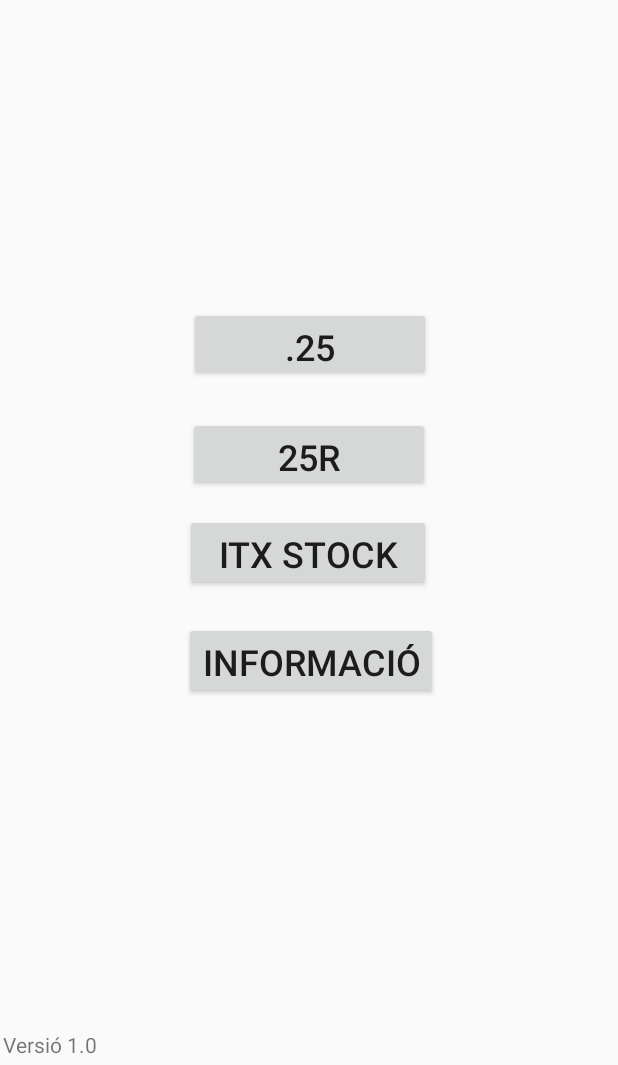
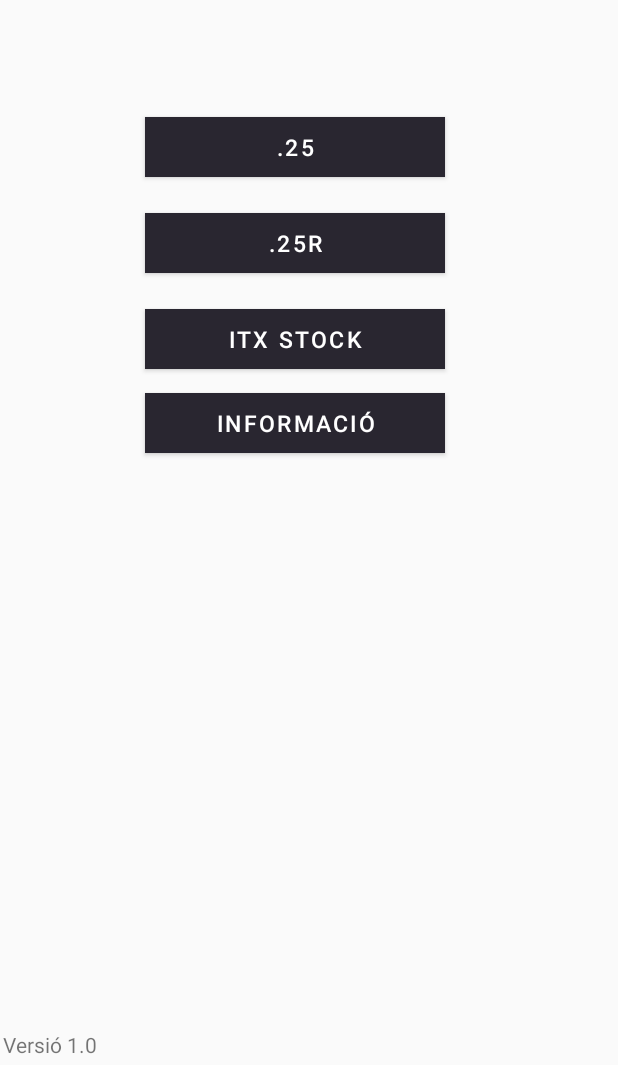
Before and after one commit to dsntta/M13.ProjecteFinal, an Android app: the screen it shows after launch (MainActivity), on a phone screen of 412 x 824 dp, the part 171-1236 px from its top. Run offline under Robolectric (Android 15) with nearby library versions, the phone set to English and light mode, and no system bars.

Commit message:
Modificació de Botons

```diff
--- a/Projecte Inditex/app/src/main/java/com/example/projecteinditex/MainActivity.java
+++ b/Projecte Inditex/app/src/main/java/com/example/projecteinditex/MainActivity.java
@@ -17,7 +17,7 @@ public class MainActivity extends AppCompatActivity {
     // Método per accedir a l'opció de resposició (.25)
     public void Reposicio(View view) {
 
-        Intent repo = new  Intent(this, Reposicion.class);
+        Intent repo = new  Intent(this, Seccio.class);
         startActivity(repo);
     }
 
--- a/Projecte Inditex/app/src/main/res/layout/activity_main.xml
+++ b/Projecte Inditex/app/src/main/res/layout/activity_main.xml
@@ -5,6 +5,75 @@
     android:layout_width="match_parent"
     android:layout_height="match_parent"
     tools:context=".MainActivity">
+
+    <Button
+        android:id="@+id/button8"
+        android:layout_width="200dp"
+        android:layout_height="40dp"
+        android:layout_marginStart="8dp"
+        android:layout_marginTop="192dp"
+        android:layout_marginEnd="8dp"
+        android:background="#292630"
+        android:letterSpacing="0.1"
+        android:onClick="Reposicio"
+        android:text=".25"
+        android:textColor="#FFFFFF"
+        android:textSize="15dp"
+        app:layout_constraintEnd_toEndOf="parent"
+        app:layout_constraintHorizontal_bias="0.451"
+        app:layout_constraintStart_toStartOf="parent"
+        app:layout_constraintTop_toTopOf="parent" />
+
+    <Button
+        android:id="@+id/button4"
+        android:layout_width="200dp"
+        android:layout_height="40dp"
+        android:layout_marginStart="8dp"
+        android:layout_marginTop="256dp"
+        android:layout_marginEnd="8dp"
+        android:background="#292630"
+        android:letterSpacing="0.1"
+        android:text=".25R"
+        android:textColor="#FFFFFF"
+        android:textSize="15dp"
+        app:layout_constraintEnd_toEndOf="parent"
+        app:layout_constraintHorizontal_bias="0.451"
+        app:layout_constraintStart_toStartOf="parent"
+        app:layout_constraintTop_toTopOf="parent" />
+
+    <Button
+        android:id="@+id/button"
+        android:layout_width="200dp"
+        android:layout_height="40dp"
+        android:layout_marginStart="8dp"
+        android:layout_marginTop="376dp"
+        android:layout_marginEnd="8dp"
+        android:background="#292630"
+        android:letterSpacing="0.1"
+        android:text="@string/BotonInformacion"
+        android:textColor="#FFFFFF"
+        android:textSize="15dp"
+        app:layout_constraintEnd_toEndOf="parent"
+        app:layout_constraintHorizontal_bias="0.451"
+        app:layout_constraintStart_toStartOf="parent"
+        app:layout_constraintTop_toTopOf="parent" />
+
+    <Button
+        android:id="@+id/button6"
+        android:layout_width="200dp"
+        android:layout_height="40dp"
+        android:layout_marginStart="8dp"
+        android:layout_marginTop="320dp"
+        android:layout_marginEnd="8dp"
+        android:background="#292630"
+        android:letterSpacing="0.1"
+        android:text="ITX Stock"
+        android:textColor="#FFFFFF"
+        android:textSize="15dp"
+        app:layout_constraintEnd_toEndOf="parent"
+        app:layout_constraintHorizontal_bias="0.451"
+        app:layout_constraintStart_toStartOf="parent"
+        app:layout_constraintTop_toTopOf="parent" />
 
     <ImageView
         android:id="@+id/imageView3"
@@ -16,55 +85,6 @@
         app:layout_constraintStart_toStartOf="parent"
         app:layout_constraintTop_toTopOf="parent"
         app:srcCompat="@mipmap/logo" />
-
-    <Button
-        android:id="@+id/button4"
-        android:layout_width="161dp"
-        android:layout_height="49dp"
-        android:layout_marginBottom="456dp"
-        android:onClick="Reposicio"
-        android:text="@string/BotonSiguiente"
-        android:textSize="24sp"
-        app:layout_constraintBottom_toBottomOf="parent"
-        app:layout_constraintEnd_toEndOf="parent"
-        app:layout_constraintHorizontal_bias="0.502"
-        app:layout_constraintStart_toStartOf="parent" />
-
-    <Button
-        android:id="@+id/button6"
-        android:layout_width="161dp"
-        android:layout_height="49dp"
-        android:layout_marginTop="24dp"
-        android:text="@string/BotonActualizar"
-        android:textSize="24sp"
-        app:layout_constraintEnd_toEndOf="parent"
-        app:layout_constraintStart_toStartOf="parent"
-        app:layout_constraintTop_toBottomOf="@+id/button4" />
-
-    <Button
-        android:id="@+id/button"
-        android:layout_width="164dp"
-        android:layout_height="51dp"
-        android:layout_marginBottom="316dp"
-        android:text="ITX Stock"
-        android:textSize="24sp"
-        app:layout_constraintBottom_toBottomOf="parent"
-        app:layout_constraintEnd_toEndOf="parent"
-        app:layout_constraintHorizontal_bias="0.497"
-        app:layout_constraintStart_toStartOf="parent" />
-
-    <Button
-        android:id="@+id/button5"
-        android:layout_width="wrap_content"
-        android:layout_height="51dp"
-        android:layout_marginBottom="244dp"
-        android:onClick="Informacio"
-        android:text="@string/BotonInformacion"
-        android:textSize="24sp"
-        app:layout_constraintBottom_toBottomOf="parent"
-        app:layout_constraintEnd_toEndOf="parent"
-        app:layout_constraintHorizontal_bias="0.506"
-        app:layout_constraintStart_toStartOf="parent" />
 
     <TextView
         android:id="@+id/versio"
--- a/Projecte Inditex/app/src/main/res/values/strings.xml
+++ b/Projecte Inditex/app/src/main/res/values/strings.xml
@@ -4,10 +4,6 @@
     <string name="BotonActualizar">25R</string>
 
     <string name="version">Versió 1.0</string>
-
-
-
-
 
 
     <string name="BotonAnterior">X</string>
```
Also changed, not shown: Projecte Inditex/app/src/main/AndroidManifest.xml (+8 -3 lines), Projecte Inditex/app/src/main/java/com/example/projecteinditex/Seccio.java (added, +22 -0 lines), Projecte Inditex/app/src/main/res/layout/activity_seccio.xml (added, +44 -0 lines), 2 other files.
